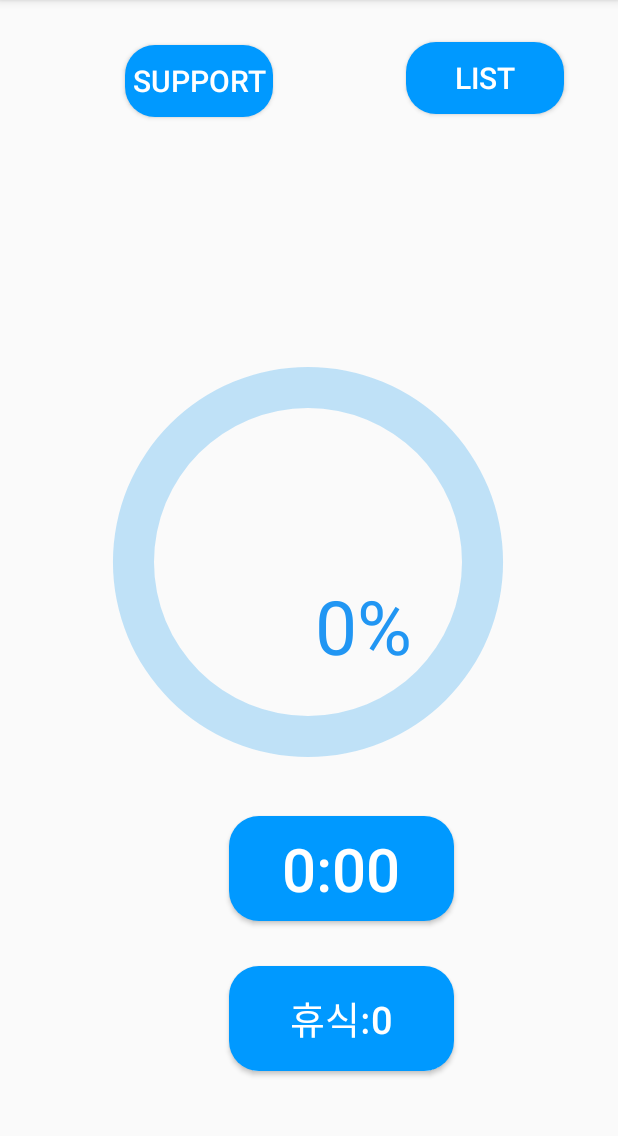
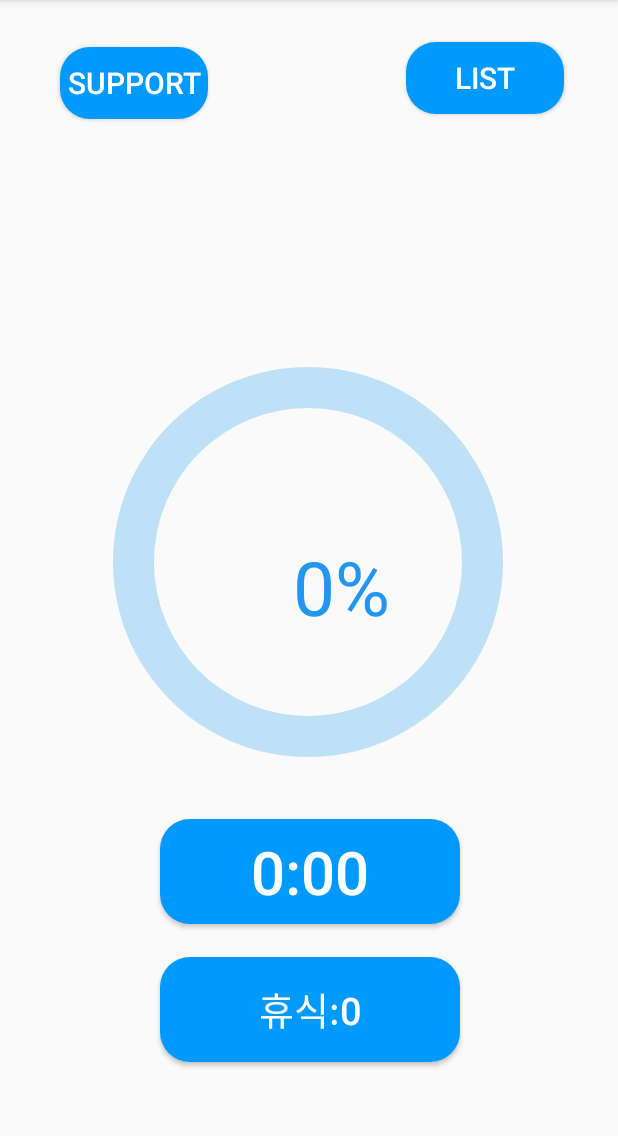
Before and after one commit to brothermanbro/201714285_baek-choong-won_mobile-programming-final, an Android app: the screen it shows after launch (MainActivity), on a phone screen of 412 x 824 dp, the part 84-1220 px from its top. Run offline under Robolectric (Android 15) with nearby library versions, the phone set to English and light mode, and no system bars.

Commit message:
201714285_baek choong won_mobile programming final

```diff
--- a/app/src/main/java/kr/ac/konkuk/alldaytimer/MainActivity.java
+++ b/app/src/main/java/kr/ac/konkuk/alldaytimer/MainActivity.java
@@ -279,8 +279,8 @@ tm.yield();//원형프로그레스 실행 쓰레드들 종료합니다.
                         onResumea(null);//onResumea() 메소드 호출하여 정지상태에서 다시 시작 합니다.
                         startTime--;//시작횟수를 1감소 시킵니다.
                     }
-                }else {
-                    if(condition==true) {//측정 거리가 1cm보다 클때
+                }else {//측정 거리가 1cm보다 클때
+                    if(condition==true) {
                         onPausea(null);//onPause()메소드를 실행하여 타이머를 정지 시킵니다.
 
                     }
--- a/app/src/main/java/kr/ac/konkuk/alldaytimer/RightActivity.java
+++ b/app/src/main/java/kr/ac/konkuk/alldaytimer/RightActivity.java
@@ -171,12 +171,14 @@ for(int i=0; i<newList.length; i++) {
     data.add(newList[i]);//String 배열의 값들을 모두 ArrayList에 추가합니다.
 }
                 list.clearChoices();//ListView의 선택지를 초기화 시킵니다.
+                setStringArrayPref(RightActivity.this,LIST1 ,data);//위의 메소드를 사용하여 ArrayList를 내부저장소에 저장합니다.
 day++;//일차의 값의 1을 증가 시킵니다.
                 TextDay.setText(day+"일차");//일차를 업데이크 하여 표시합니다.
 SharedPreferences dayPass = getSharedPreferences(DAYM, 0);//day 값을 내부 저장소에 저장하기 위해서 SharedPreferences 객체를 생성합니다.
 SharedPreferences.Editor editor = dayPass.edit();
 editor.putInt("day", day);//일차를 내부저장소에 저장합니다.
 editor.commit();//변경을 최종 반영합니다.
+
             }
         }
 
--- a/app/src/main/res/layout/activity_main.xml
+++ b/app/src/main/res/layout/activity_main.xml
@@ -42,9 +42,9 @@
         android:layout_alignParentEnd="true"
         android:layout_alignParentRight="true"
         android:layout_alignParentBottom="true"
-        android:layout_marginEnd="137dp"
-        android:layout_marginRight="137dp"
-        android:layout_marginBottom="317dp"
+        android:layout_marginEnd="152dp"
+        android:layout_marginRight="152dp"
+        android:layout_marginBottom="343dp"
         android:gravity="center"
         android:text="0%"
         android:textColor="#2196F3"
@@ -59,9 +59,9 @@
         android:layout_alignParentRight="true"
 
 
-        android:layout_marginTop="30dp"
-        android:layout_marginEnd="230dp"
-        android:layout_marginRight="230dp"
+        android:layout_marginTop="31dp"
+        android:layout_marginEnd="273dp"
+        android:layout_marginRight="273dp"
         android:background="@drawable/button_background"
         android:onClick="Left"
         android:text="Support"
@@ -87,15 +87,15 @@
     <Button
         android:id="@+id/pause"
         style="@style/Widget.AppCompat.Button"
-        android:layout_width="150dp"
+        android:layout_width="200dp"
         android:layout_height="70dp"
         android:layout_alignParentEnd="true"
         android:layout_alignParentRight="true"
         android:layout_alignParentBottom="true"
-        android:layout_marginEnd="109dp"
-        android:layout_marginRight="109dp"
+        android:layout_marginEnd="105dp"
+        android:layout_marginRight="105dp"
 
-        android:layout_marginBottom="54dp"
+        android:layout_marginBottom="60dp"
         android:background="@drawable/button_background"
         android:onClick="onPausea"
         android:text="휴식:0"
@@ -104,14 +104,14 @@
 
     <Button
         android:id="@+id/time"
-        android:layout_width="150dp"
+        android:layout_width="200dp"
         android:layout_height="70dp"
         android:layout_alignParentEnd="true"
         android:layout_alignParentRight="true"
         android:layout_alignParentBottom="true"
-        android:layout_marginEnd="109dp"
-        android:layout_marginRight="109dp"
-        android:layout_marginBottom="154dp"
+        android:layout_marginEnd="105dp"
+        android:layout_marginRight="105dp"
+        android:layout_marginBottom="152dp"
         android:background="@drawable/button_background"
         android:onClick="onClick"
         android:text="0:00"
```
Also changed, not shown: app/src/main/java/kr/ac/konkuk/alldaytimer/recordActivity.java (+16 -4 lines).
